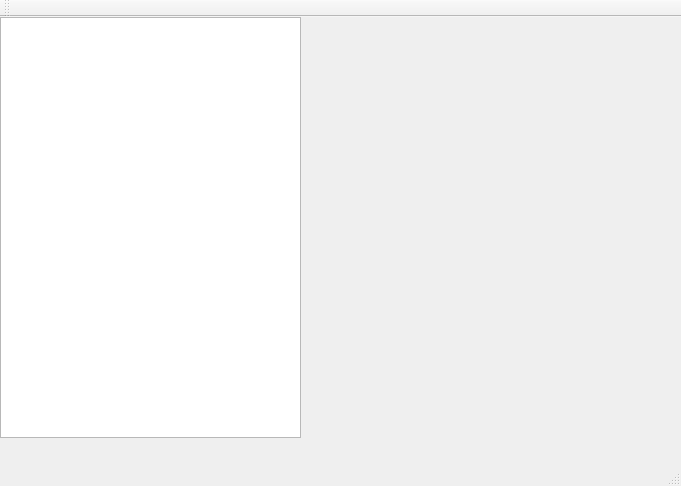
The window that qokved/qokvedmainwindow.ui (kostin1221/okved) describes before a commit, drawn with Qt 5.
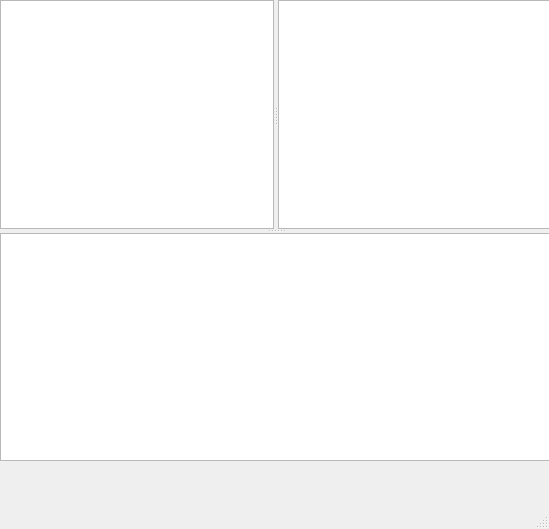
The same window after the commit.

The edit to the form file:
```diff
--- a/qokved/qokvedmainwindow.ui
+++ b/qokved/qokvedmainwindow.ui
@@ -6,23 +6,51 @@
    <rect>
     <x>0</x>
     <y>0</y>
-    <width>681</width>
-    <height>486</height>
+    <width>549</width>
+    <height>529</height>
    </rect>
   </property>
   <property name="windowTitle">
    <string>QOkved</string>
   </property>
   <widget class="QWidget" name="centralWidget">
-   <widget class="QTableView" name="razdelsView">
+   <widget class="QSplitter" name="splitter_2">
     <property name="geometry">
      <rect>
       <x>0</x>
       <y>0</y>
-      <width>301</width>
-      <height>421</height>
+      <width>551</width>
+      <height>461</height>
      </rect>
     </property>
+    <property name="orientation">
+     <enum>Qt::Vertical</enum>
+    </property>
+    <widget class="QSplitter" name="splitter">
+     <property name="orientation">
+      <enum>Qt::Horizontal</enum>
+     </property>
+     <widget class="QTableView" name="razdelsView">
+      <property name="editTriggers">
+       <set>QAbstractItemView::NoEditTriggers</set>
+      </property>
+      <property name="showGrid">
+       <bool>false</bool>
+      </property>
+      <attribute name="horizontalHeaderMinimumSectionSize">
+       <number>100</number>
+      </attribute>
+      <attribute name="verticalHeaderVisible">
+       <bool>false</bool>
+      </attribute>
+     </widget>
+     <widget class="QTableView" name="tableView"/>
+    </widget>
+    <widget class="QPlainTextEdit" name="ViewCaption">
+     <property name="readOnly">
+      <bool>true</bool>
+     </property>
+    </widget>
    </widget>
   </widget>
   <widget class="QMenuBar" name="menuBar">
@@ -35,14 +63,6 @@
     </rect>
    </property>
   </widget>
-  <widget class="QToolBar" name="mainToolBar">
-   <attribute name="toolBarArea">
-    <enum>TopToolBarArea</enum>
-   </attribute>
-   <attribute name="toolBarBreak">
-    <bool>false</bool>
-   </attribute>
-  </widget>
   <widget class="QStatusBar" name="statusBar"/>
  </widget>
  <layoutdefault spacing="6" margin="11"/>
```
Left out of the diff: 26 changed lines with no effect on the pictures.
